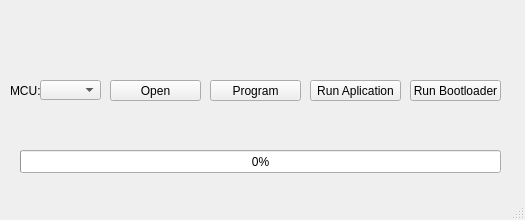
The window that mainwindow.ui (flishet/GUI-Bootloader) describes before a commit, drawn with Qt 5.
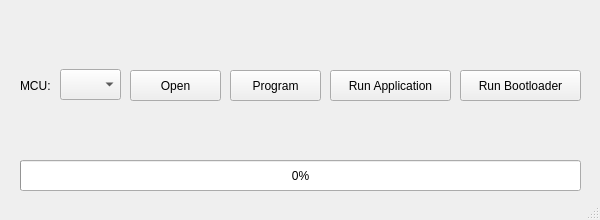
The same window after the commit.

```diff
--- a/mainwindow.ui
+++ b/mainwindow.ui
@@ -6,7 +6,7 @@
    <rect>
     <x>0</x>
     <y>0</y>
-    <width>525</width>
+    <width>600</width>
     <height>220</height>
    </rect>
   </property>
@@ -24,7 +24,7 @@
   </property>
   <property name="maximumSize">
    <size>
-    <width>525</width>
+    <width>600</width>
     <height>220</height>
    </size>
   </property>
@@ -36,9 +36,9 @@
     <property name="geometry">
      <rect>
       <x>20</x>
-      <y>150</y>
-      <width>481</width>
-      <height>23</height>
+      <y>160</y>
+      <width>561</width>
+      <height>31</height>
      </rect>
     </property>
     <property name="locale">
@@ -57,10 +57,10 @@
    <widget class="QLabel" name="label_2">
     <property name="geometry">
      <rect>
-      <x>10</x>
+      <x>20</x>
       <y>110</y>
-      <width>491</width>
-      <height>31</height>
+      <width>561</width>
+      <height>41</height>
      </rect>
     </property>
     <property name="text">
@@ -73,10 +73,10 @@
    <widget class="QPushButton" name="btn_open">
     <property name="geometry">
      <rect>
-      <x>110</x>
-      <y>80</y>
+      <x>130</x>
+      <y>70</y>
       <width>91</width>
-      <height>21</height>
+      <height>31</height>
      </rect>
     </property>
     <property name="text">
@@ -86,10 +86,10 @@
    <widget class="QPushButton" name="btn_boot">
     <property name="geometry">
      <rect>
-      <x>410</x>
-      <y>80</y>
-      <width>91</width>
-      <height>21</height>
+      <x>460</x>
+      <y>70</y>
+      <width>121</width>
+      <height>31</height>
      </rect>
     </property>
     <property name="text">
@@ -99,23 +99,23 @@
    <widget class="QPushButton" name="btn_app">
     <property name="geometry">
      <rect>
-      <x>310</x>
-      <y>80</y>
-      <width>91</width>
-      <height>21</height>
+      <x>330</x>
+      <y>70</y>
+      <width>121</width>
+      <height>31</height>
      </rect>
     </property>
     <property name="text">
-     <string>Run Aplication</string>
+     <string>Run Application</string>
     </property>
    </widget>
    <widget class="QLabel" name="label">
     <property name="geometry">
      <rect>
       <x>20</x>
-      <y>20</y>
-      <width>481</width>
-      <height>41</height>
+      <y>10</y>
+      <width>561</width>
+      <height>51</height>
      </rect>
     </property>
     <property name="font">
@@ -132,20 +132,20 @@
    <widget class="QComboBox" name="combo_mcu">
     <property name="geometry">
      <rect>
-      <x>40</x>
-      <y>80</y>
+      <x>60</x>
+      <y>69</y>
       <width>61</width>
-      <height>20</height>
+      <height>31</height>
      </rect>
     </property>
    </widget>
    <widget class="QPushButton" name="btn_program">
     <property name="geometry">
      <rect>
-      <x>210</x>
-      <y>80</y>
+      <x>230</x>
+      <y>70</y>
       <width>91</width>
-      <height>21</height>
+      <height>31</height>
      </rect>
     </property>
     <property name="text">
@@ -155,10 +155,10 @@
    <widget class="QLabel" name="label_3">
     <property name="geometry">
      <rect>
-      <x>10</x>
-      <y>80</y>
-      <width>31</width>
-      <height>21</height>
+      <x>20</x>
+      <y>70</y>
+      <width>41</width>
+      <height>31</height>
      </rect>
     </property>
     <property name="text">
```
Left out of the diff: 7 changed lines with no effect on the pictures.
